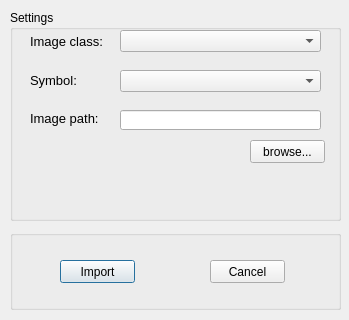
This is src/gui/view/imageimportdialog.ui in kverhun/Equatex as Qt 5 draws it before an edit. The edited form follows.
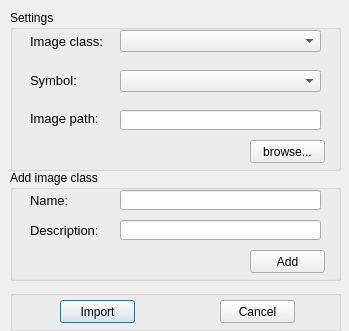
This is the edited form.

Commit message: Image generation: fractions, indexes and expressions

```diff
--- a/src/gui/view/imageimportdialog.ui
+++ b/src/gui/view/imageimportdialog.ui
@@ -7,7 +7,7 @@
     <x>0</x>
     <y>0</y>
     <width>349</width>
-    <height>320</height>
+    <height>331</height>
    </rect>
   </property>
   <property name="windowTitle">
@@ -17,9 +17,9 @@
    <property name="geometry">
     <rect>
      <x>10</x>
-     <y>230</y>
+     <y>290</y>
      <width>331</width>
-     <height>80</height>
+     <height>41</height>
     </rect>
    </property>
    <property name="title">
@@ -29,7 +29,7 @@
     <property name="geometry">
      <rect>
       <x>50</x>
-      <y>30</y>
+      <y>10</y>
       <width>75</width>
       <height>23</height>
      </rect>
@@ -41,8 +41,8 @@
    <widget class="QPushButton" name="cancel_button">
     <property name="geometry">
      <rect>
-      <x>200</x>
-      <y>30</y>
+      <x>210</x>
+      <y>10</y>
       <width>75</width>
       <height>23</height>
      </rect>
@@ -58,7 +58,7 @@
      <x>10</x>
      <y>10</y>
      <width>331</width>
-     <height>211</height>
+     <height>161</height>
     </rect>
    </property>
    <property name="title">
@@ -165,6 +165,88 @@
     </property>
    </widget>
   </widget>
+  <widget class="QGroupBox" name="groupBox_3">
+   <property name="geometry">
+    <rect>
+     <x>10</x>
+     <y>170</y>
+     <width>331</width>
+     <height>111</height>
+    </rect>
+   </property>
+   <property name="title">
+    <string>Add image class</string>
+   </property>
+   <widget class="QLineEdit" name="className_edit">
+    <property name="geometry">
+     <rect>
+      <x>110</x>
+      <y>20</y>
+      <width>201</width>
+      <height>20</height>
+     </rect>
+    </property>
+   </widget>
+   <widget class="QLabel" name="label_4">
+    <property name="geometry">
+     <rect>
+      <x>20</x>
+      <y>22</y>
+      <width>81</width>
+      <height>16</height>
+     </rect>
+    </property>
+    <property name="font">
+     <font>
+      <pointsize>10</pointsize>
+     </font>
+    </property>
+    <property name="text">
+     <string>Name:</string>
+    </property>
+   </widget>
+   <widget class="QLabel" name="label_5">
+    <property name="geometry">
+     <rect>
+      <x>20</x>
+      <y>52</y>
+      <width>81</width>
+      <height>16</height>
+     </rect>
+    </property>
+    <property name="font">
+     <font>
+      <pointsize>10</pointsize>
+     </font>
+    </property>
+    <property name="text">
+     <string>Description:</string>
+    </property>
+   </widget>
+   <widget class="QLineEdit" name="classDesc_edit">
+    <property name="geometry">
+     <rect>
+      <x>110</x>
+      <y>50</y>
+      <width>201</width>
+      <height>20</height>
+     </rect>
+    </property>
+   </widget>
+   <widget class="QPushButton" name="addClass_button">
+    <property name="geometry">
+     <rect>
+      <x>240</x>
+      <y>80</y>
+      <width>75</width>
+      <height>23</height>
+     </rect>
+    </property>
+    <property name="text">
+     <string>Add</string>
+    </property>
+   </widget>
+  </widget>
  </widget>
  <resources/>
  <connections/>
```
The commit also changes 26 other files.
